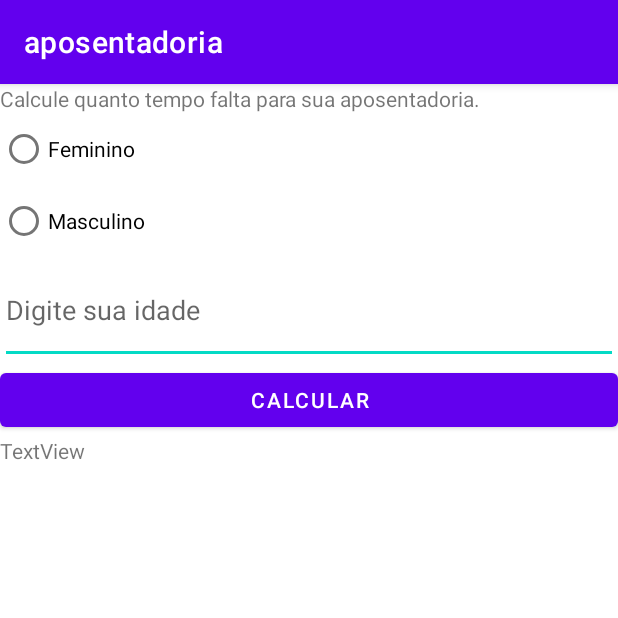
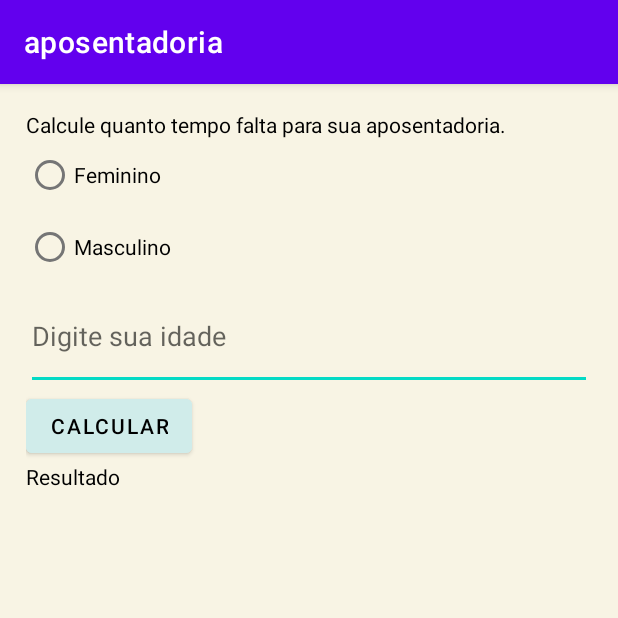
Before and after one commit to dsena205/aposentadoria, an Android app: the screen it shows after launch (MainActivity), on a phone screen of 412 x 824 dp, the top half of it. Run offline under Robolectric (Android 15) with nearby library versions, the phone set to English and light mode, and no system bars.

Commit message:
Fazendo logica funcionar e melhorias na interface

```diff
--- a/app/src/main/res/layout/activity_main.xml
+++ b/app/src/main/res/layout/activity_main.xml
@@ -3,15 +3,23 @@
     xmlns:app="http://schemas.android.com/apk/res-auto"
     xmlns:tools="http://schemas.android.com/tools"
     android:layout_width="match_parent"
-    android:layout_height="wrap_content"
+    android:layout_height="match_parent"
     android:orientation="vertical"
+    android:background="@color/bege"
     tools:context=".MainActivity">
+    <LinearLayout
+        android:layout_width="match_parent"
+        android:layout_height="wrap_content"
+        android:orientation="vertical"
+        android:layout_margin="17dp"
+        >
 
     <TextView
         android:layout_width="wrap_content"
         android:layout_height="wrap_content"
         android:text="Calcule quanto tempo falta para sua aposentadoria."
         app:layout_constraintBottom_toBottomOf="parent"
+        android:textColor="@color/black"
         app:layout_constraintEnd_toEndOf="parent"
         app:layout_constraintStart_toStartOf="parent"
         app:layout_constraintTop_toTopOf="parent" />
@@ -21,12 +29,14 @@
         android:layout_width="match_parent"
         android:layout_height="wrap_content"
         android:layout_weight="1"
+        android:textColor="@color/black"
         android:text="Feminino" />
 
     <RadioButton
         android:id="@+id/radiom"
         android:layout_width="match_parent"
         android:layout_height="wrap_content"
+        android:textColor="@color/black"
         android:text="Masculino" />
 
 
@@ -35,19 +45,24 @@
         android:layout_width="match_parent"
         android:layout_height="71dp"
         android:ems="10"
+        android:textColor="@color/black"
         android:hint="Digite sua idade"
         android:inputType="textPersonName" />
 
     <Button
         android:id="@+id/button"
-        android:layout_width="match_parent"
+        android:layout_width="wrap_content"
         android:layout_height="wrap_content"
+        android:backgroundTint="@color/but"
+        android:textColor="@color/black"
         android:text="Calcular" />
     <TextView
         android:id="@+id/resultado"
+        android:textColor="@color/black"
         android:layout_width="match_parent"
         android:layout_height="wrap_content"
-        android:text="TextView" />
+        android:text="Resultado" />
 
+    </LinearLayout>
 
 </LinearLayout>
--- a/app/src/main/res/values/colors.xml
+++ b/app/src/main/res/values/colors.xml
@@ -7,4 +7,6 @@
     <color name="teal_700">#FF018786</color>
     <color name="black">#FF000000</color>
     <color name="white">#FFFFFFFF</color>
+    <color name="bege">#f8f4e4</color>
+    <color name="but">#d0ecea</color>
 </resources>
```
Also changed, not shown: app/src/main/java/com/example/aposentadoria/MainActivity.kt (+41 -21 lines).
